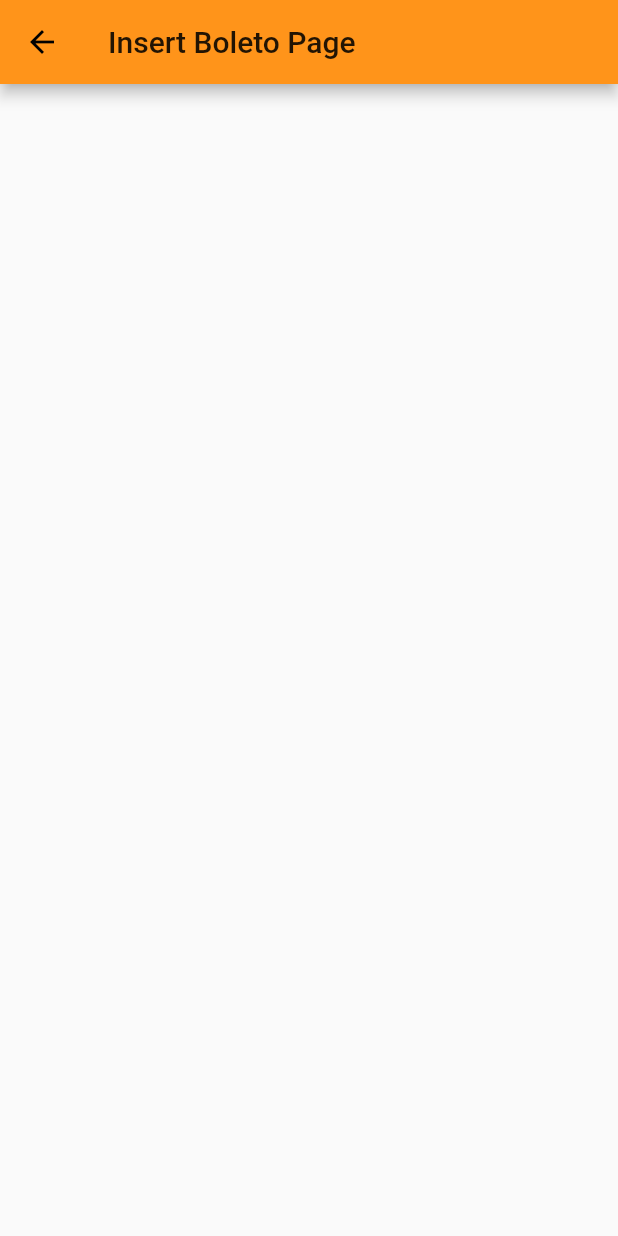
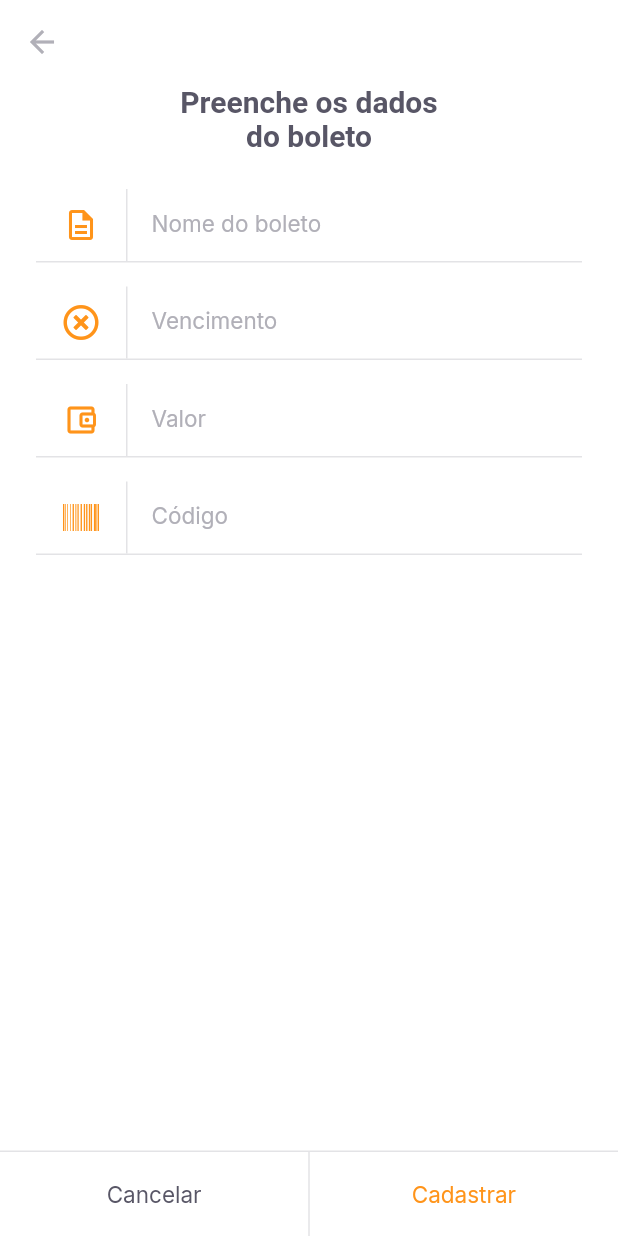
Before and after one commit to ricardomac/payflow, a Flutter app: the InsertBoletoPage screen opened by its route, on a phone screen of 412 x 824 dp. Run offline on Flutter 3.47's test engine with Material 2 defaults, Android fonts, the phone set to English and light mode, and no system bars; our stand-ins replace camera, firebase_core, font_awesome_flutter, google_fonts, google_sign_in, image_picker and 1 more; missing offline and left inert: google_ml_kit; accounts and stored records are empty.

Commit message:
insert boleto page in progress

```diff
--- a/lib/modules/barcode_scanner/barcode_scanner_page.dart
+++ b/lib/modules/barcode_scanner/barcode_scanner_page.dart
@@ -94,7 +94,9 @@ class _BarcodeScannerPageState extends State<BarcodeScannerPage> {
               ),
               bottomNavigationBar: SetLabelButtons(
                 primaryLabel: "Inserir código do boleto",
-                primaryOnPressed: () {},
+                primaryOnPressed: () {
+                  Navigator.pushReplacementNamed(context, "/insert_boleto");
+                },
                 secondaryLabel: "Adicionar da galeria",
                 secondaryOnPressed: () {},
               ),
@@ -113,7 +115,9 @@ class _BarcodeScannerPageState extends State<BarcodeScannerPage> {
                     barcodeScannerController.scanWithCamera();
                   },
                   secondaryLabel: "Digitar código",
-                  secondaryOnPressed: () {},
+                  secondaryOnPressed: () {
+                    Navigator.pushReplacementNamed(context, "/insert_boleto");
+                  },
                 );
               } else {
                 return Container();
--- a/lib/modules/home/home_page.dart
+++ b/lib/modules/home/home_page.dart
@@ -71,7 +71,8 @@ class _HomePageState extends State<HomePage> {
             ),
             GestureDetector(
               onTap: () async {
-                Navigator.pushNamed(context, "/barcode_scanner");
+                // Navigator.pushNamed(context, "/barcode_scanner");
+                Navigator.pushNamed(context, "/insert_boleto");
               },
               child: Container(
                 width: 56,
--- a/lib/modules/insert_boleto/insert_boleto_page.dart
+++ b/lib/modules/insert_boleto/insert_boleto_page.dart
@@ -1,4 +1,9 @@
 import 'package:flutter/material.dart';
+import 'package:font_awesome_flutter/font_awesome_flutter.dart';
+import 'package:payflow/shared/themes/app_colors.dart';
+import 'package:payflow/shared/themes/app_text_styles.dart';
+import 'package:payflow/shared/widgets/input_text/input_text_widget.dart';
+import 'package:payflow/shared/widgets/set_label_buttons/set_label_buttons.dart';
 
 class InsertBoletoPage extends StatelessWidget {
   const InsertBoletoPage({Key? key}) : super(key: key);
@@ -6,8 +11,55 @@ class InsertBoletoPage extends StatelessWidget {
   @override
   Widget build(BuildContext context) {
     return Scaffold(
+      backgroundColor: AppColors.background,
       appBar: AppBar(
-        title: Text("Insert Boleto Page"),
+        backgroundColor: AppColors.background,
+        elevation: 0,
+        leading: BackButton(color: AppColors.input),
+      ),
+      body: Padding(
+        padding: const EdgeInsets.symmetric(horizontal: 24),
+        child: Column(
+          crossAxisAlignment: CrossAxisAlignment.center,
+          children: [
+            Padding(
+              padding: const EdgeInsets.symmetric(horizontal: 93),
+              child: Text(
+                "Preenche os dados do boleto",
+                style: AppTextStyles.titleBoldHeading,
+                textAlign: TextAlign.center,
+              ),
+            ),
+            SizedBox(height: 24,),
+            InputTextWidget(
+              label: "Nome do boleto",
+              icon: Icons.description_outlined,
+              onChanged: (value) {},
+            ),
+            InputTextWidget(
+              label: "Vencimento",
+              icon: FontAwesomeIcons.timesCircle,
+              onChanged: (value) {},
+            ),
+            InputTextWidget(
+              label: "Valor",
+              icon: Icons.account_balance_wallet_outlined,
+              onChanged: (value) {},
+            ),
+            InputTextWidget(
+              label: "Código",
+              icon: FontAwesomeIcons.barcode,
+              onChanged: (value) {},
+            )
+          ],
+        ),
+      ),
+      bottomNavigationBar: SetLabelButtons(
+        primaryLabel: "Cancelar",
+        primaryOnPressed: () {},
+        secondaryLabel: "Cadastrar",
+        secondaryOnPressed: () {},
+        enableSecondaryColor: true,
       ),
     );
   }
--- a/lib/shared/themes/app_colors.dart
+++ b/lib/shared/themes/app_colors.dart
@@ -6,6 +6,7 @@ class AppColors {
   static final delete = Color(0xFFE83F5B);
   static final heading = Color(0xFF585666);
   static final body = Color(0xFF706E7A);
+  static final input = Color(0xFFB1B0B8);
   static final stroke = Color(0xFFE3E3E6);
   static final shape = Color(0xFFFAFAFC);
   static final background = Color(0xFFFFFFFF);
--- a/lib/shared/themes/app_text_styles.dart
+++ b/lib/shared/themes/app_text_styles.dart
@@ -78,6 +78,11 @@ class AppTextStyles {
     fontWeight: FontWeight.w700,
     color: AppColors.background,
   );
+  static final input = GoogleFonts.inter(
+    fontSize: 15,
+    fontWeight: FontWeight.w400,
+    color: AppColors.input,
+  );
   static final captionBackground = GoogleFonts.inter(
     fontSize: 13,
     fontWeight: FontWeight.w400,
--- /dev/null
+++ b/lib/shared/widgets/input_text/input_text_widget.dart
@@ -0,0 +1,67 @@
+import 'package:flutter/material.dart';
+import 'package:payflow/shared/themes/app_colors.dart';
+import 'package:payflow/shared/themes/app_text_styles.dart';
+
+class InputTextWidget extends StatelessWidget {
+  final String label;
+  final IconData icon;
+  final String? initialValue;
+  final String? Function(String?)? validator;
+  final TextEditingController? controller;
+  final void Function(String value) onChanged;
+
+  const InputTextWidget({
+    Key? key,
+    required this.label,
+    required this.icon,
+    this.initialValue,
+    this.validator,
+    this.controller,
+    required this.onChanged,
+  }) : super(key: key);
+
+  @override
+  Widget build(BuildContext context) {
+    return Padding(
+      padding: const EdgeInsets.only(bottom: 16),
+      child: Column(
+        children: [
+          TextFormField(
+            initialValue: initialValue,
+            validator: validator,
+            onChanged: onChanged,
+            style: AppTextStyles.input,
+            decoration: InputDecoration(
+              contentPadding: EdgeInsets.zero,
+              labelText: label,
+              labelStyle: AppTextStyles.input,
+              icon: Row(
+                mainAxisSize: MainAxisSize.min,
+                children: [
+                  Padding(
+                    padding: const EdgeInsets.symmetric(horizontal: 18),
+                    child: Icon(
+                      icon,
+                      color: AppColors.primary,
+                    ),
+                  ),
+                  Container(
+                    width: 1,
+                    height: 48,
+                    color: AppColors.stroke,
+                  )
+                ],
+              ),
+              border: InputBorder.none,
+            ),
+          ),
+          Divider(
+            height: 1,
+            thickness: 1,
+            color: AppColors.stroke,
+          )
+        ],
+      ),
+    );
+  }
+}
--- a/lib/shared/widgets/set_label_buttons/set_label_buttons.dart
+++ b/lib/shared/widgets/set_label_buttons/set_label_buttons.dart
@@ -10,6 +10,7 @@ class SetLabelButtons extends StatelessWidget {
   final String secondaryLabel;
   final VoidCallback secondaryOnPressed;
   final bool enablePrimaryColor;
+  final bool enableSecondaryColor;
 
   const SetLabelButtons({
     Key? key,
@@ -18,12 +19,23 @@ class SetLabelButtons extends StatelessWidget {
     required this.secondaryLabel,
     required this.secondaryOnPressed,
     this.enablePrimaryColor = false,
+    this.enableSecondaryColor = false,
   }) : super(key: key);
 
   @override
   Widget build(BuildContext context) {
     return Container(
-      color: AppColors.shape,
+      color: AppColors.background,
+      height: 57,
+      child: Column(
+        mainAxisSize: MainAxisSize.min,
+        children: [
+          Divider(
+            thickness: 1,
+            height: 1,
+            color: AppColors.stroke,
+          ),
+          Container(
             height: 56,
             child: Row(
               children: [
@@ -40,6 +52,11 @@ class SetLabelButtons extends StatelessWidget {
                   child: LabelButton(
                     label: secondaryLabel,
                     onPressed: secondaryOnPressed,
+                    style:
+                        enableSecondaryColor ? AppTextStyles.buttonPrimary : null,
+                  ),
+                ),
+              ],
             ),
           ),
         ],
--- a/pubspec.yaml
+++ b/pubspec.yaml
@@ -37,6 +37,7 @@ dependencies:
   camera: ^0.8.1+3
   image_picker: ^0.8.0+4
   image_picker_for_web: ^2.0.0
+  font_awesome_flutter: ^9.1.0
 
 
 dev_dependencies:
```
Also changed, not shown: pubspec.lock. Lines whose indentation alone changed are shown as unchanged.
